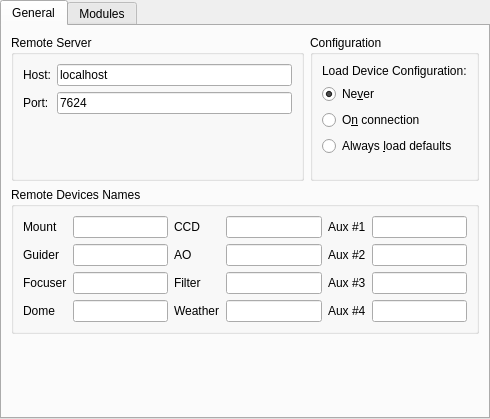
The window that kstars/ekos/opsekos.ui (KDE/kstars) describes before a commit, drawn with Qt 5.
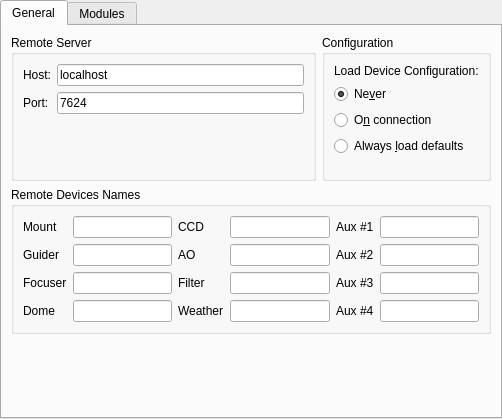
The same window after the commit. The open tabs and pages were chosen to show the change.

Commit message: General tab should be first in Ekos options

```diff
--- a/kstars/ekos/opsekos.ui
+++ b/kstars/ekos/opsekos.ui
@@ -6,7 +6,7 @@
    <rect>
     <x>0</x>
     <y>0</y>
-    <width>490</width>
+    <width>502</width>
     <height>419</height>
    </rect>
   </property>
```
Left out of the diff: 2 changed lines with no effect on the pictures.
